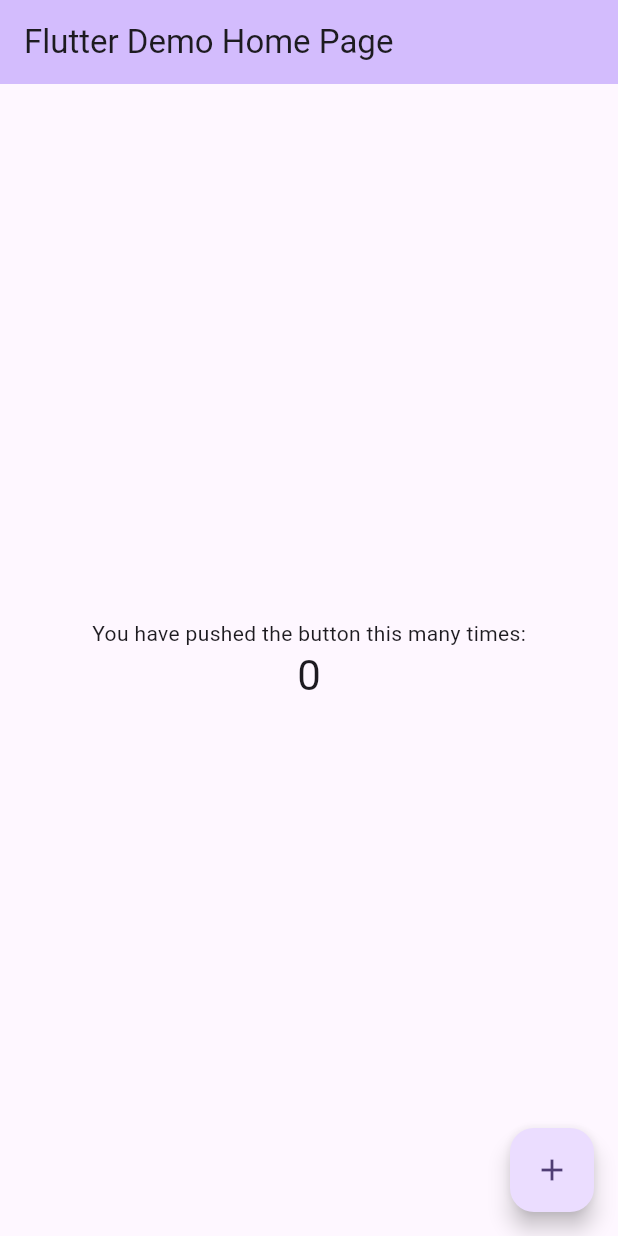
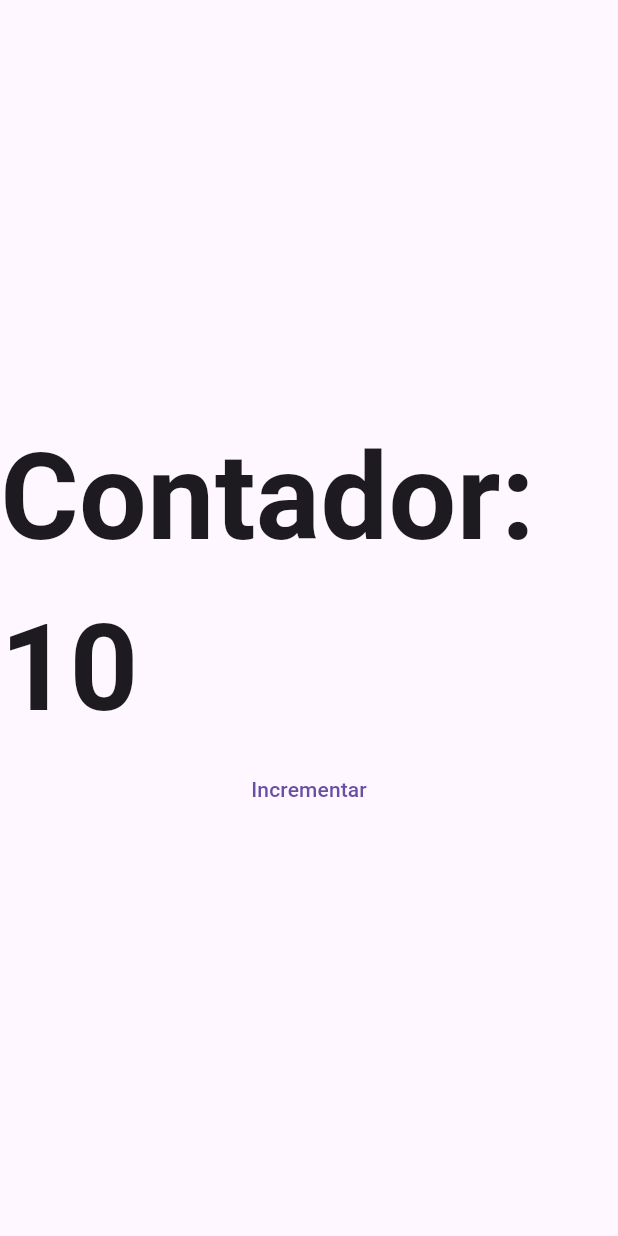
Before and after one commit to JoseManuelMunozManzano/Flutter-Web, a Flutter app: the screen it shows after launch, on a phone screen of 412 x 824 dp. Run offline on Flutter 3.47's test engine with Material 3 defaults, Android fonts, the phone set to English and light mode, and no system bars.

Commit message:
Primeros pasos - Página de contador con Stateful Widget

```diff
--- a/bases_web/lib/main.dart
+++ b/bases_web/lib/main.dart
@@ -1,123 +1,21 @@
 import 'package:flutter/material.dart';
+import 'package:bases_web/ui/pages/counter_page.dart';
 
-void main() {
-  runApp(const MyApp());
-}
+void main() => runApp(const MyApp());
 
 class MyApp extends StatelessWidget {
   const MyApp({super.key});
 
-  // This widget is the root of your application.
   @override
   Widget build(BuildContext context) {
     return MaterialApp(
-      title: 'Flutter Demo',
-      theme: ThemeData(
-        // This is the theme of your application.
-        //
-        // TRY THIS: Try running your application with "flutter run". You'll see
-        // the application has a purple toolbar. Then, without quitting the app,
-        // try changing the seedColor in the colorScheme below to Colors.green
-        // and then invoke "hot reload" (save your changes or press the "hot
-        // reload" button in a Flutter-supported IDE, or press "r" if you used
-        // the command line to start the app).
-        //
-        // Notice that the counter didn't reset back to zero; the application
-        // state is not lost during the reload. To reset the state, use hot
-        // restart instead.
-        //
-        // This works for code too, not just values: Most code changes can be
-        // tested with just a hot reload.
-        colorScheme: ColorScheme.fromSeed(seedColor: Colors.deepPurple),
-      ),
-      home: const MyHomePage(title: 'Flutter Demo Home Page'),
+      debugShowCheckedModeBanner: false,
+      title: 'RutasApp',
+      // Voy a crear las rutas como lo haría normalmente en una app móvil, para ver el problema.
+      initialRoute: '/stateful',
+      routes: {
+        '/stateful': ( _ ) => CounterPage()
+      },
     );
   }
 }
-
-class MyHomePage extends StatefulWidget {
-  const MyHomePage({super.key, required this.title});
-
-  // This widget is the home page of your application. It is stateful, meaning
-  // that it has a State object (defined below) that contains fields that affect
-  // how it looks.
-
-  // This class is the configuration for the state. It holds the values (in this
-  // case the title) provided by the parent (in this case the App widget) and
-  // used by the build method of the State. Fields in a Widget subclass are
-  // always marked "final".
-
-  final String title;
-
-  @override
-  State<MyHomePage> createState() => _MyHomePageState();
-}
-
-class _MyHomePageState extends State<MyHomePage> {
-  int _counter = 0;
-
-  void _incrementCounter() {
-    print(_counter);
-    setState(() {
-      // This call to setState tells the Flutter framework that something has
-      // changed in this State, which causes it to rerun the build method below
-      // so that the display can reflect the updated values. If we changed
-      // _counter without calling setState(), then the build method would not be
-      // called again, and so nothing would appear to happen.
-      _counter++;
-    });
-  }
-
-  @override
-  Widget build(BuildContext context) {
-    // This method is rerun every time setState is called, for instance as done
-    // by the _incrementCounter method above.
-    //
-    // The Flutter framework has been optimized to make rerunning build methods
-    // fast, so that you can just rebuild anything that needs updating rather
-    // than having to individually change instances of widgets.
-    return Scaffold(
-      appBar: AppBar(
-        // TRY THIS: Try changing the color here to a specific color (to
-        // Colors.amber, perhaps?) and trigger a hot reload to see the AppBar
-        // change color while the other colors stay the same.
-        backgroundColor: Theme.of(context).colorScheme.inversePrimary,
-        // Here we take the value from the MyHomePage object that was created by
-        // the App.build method, and use it to set our appbar title.
-        title: Text(widget.title),
-      ),
-      body: Center(
-        // Center is a layout widget. It takes a single child and positions it
-        // in the middle of the parent.
-        child: Column(
-          // Column is also a layout widget. It takes a list of children and
-          // arranges them vertically. By default, it sizes itself to fit its
-          // children horizontally, and tries to be as tall as its parent.
-          //
-          // Column has various properties to control how it sizes itself and
-          // how it positions its children. Here we use mainAxisAlignment to
-          // center the children vertically; the main axis here is the vertical
-          // axis because Columns are vertical (the cross axis would be
-          // horizontal).
-          //
-          // TRY THIS: Invoke "debug painting" (choose the "Toggle Debug Paint"
-          // action in the IDE, or press "p" in the console), to see the
-          // wireframe for each widget.
-          mainAxisAlignment: MainAxisAlignment.center,
-          children: <Widget>[
-            const Text('You have pushed the button this many times:'),
-            Text(
-              '$_counter',
-              style: Theme.of(context).textTheme.headlineMedium,
-            ),
-          ],
-        ),
-      ),
-      floatingActionButton: FloatingActionButton(
-        onPressed: _incrementCounter,
-        tooltip: 'Increment',
-        child: const Icon(Icons.add),
-      ), // This trailing comma makes auto-formatting nicer for build methods.
-    );
-  }
-}
--- /dev/null
+++ b/bases_web/lib/ui/pages/counter_page.dart
@@ -0,0 +1,37 @@
+import 'package:flutter/material.dart';
+
+// En la parte de Flutter Web, los StatefulWidget son muy útiles.
+class CounterPage extends StatefulWidget {
+  const CounterPage({super.key});
+
+  @override
+  State<CounterPage> createState() => _CounterPageState();
+}
+
+class _CounterPageState extends State<CounterPage> {
+  int counter = 10;
+
+  @override
+  Widget build(BuildContext context) {
+    return Scaffold(
+      body: Column(
+        mainAxisAlignment: MainAxisAlignment.center,
+        children: [
+          Text(
+            'Contador: $counter',
+            style: TextStyle(fontSize: 80, fontWeight: FontWeight.bold),
+          ),
+
+          TextButton(
+            onPressed: () {
+              setState(() {
+                counter++;
+              });
+            },
+            child: Text('Incrementar'),
+          ),
+        ],
+      ),
+    );
+  }
+}
```
Also changed, not shown: 1 other file.
